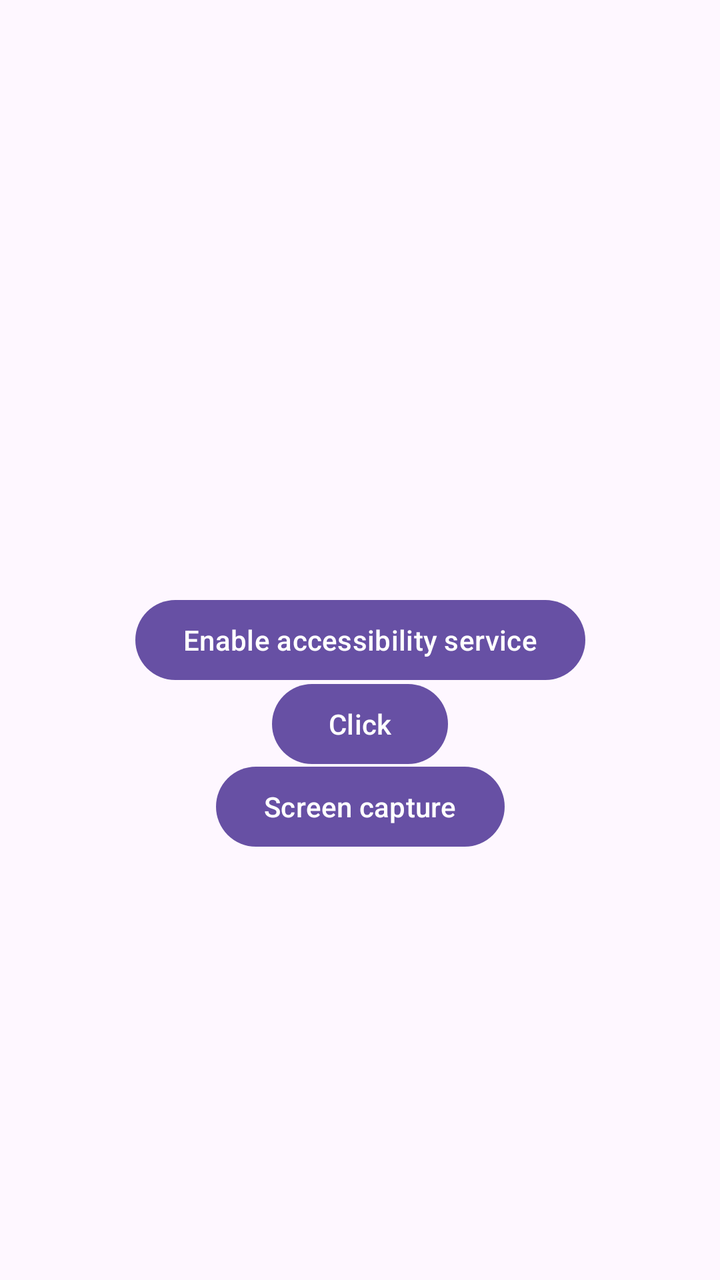
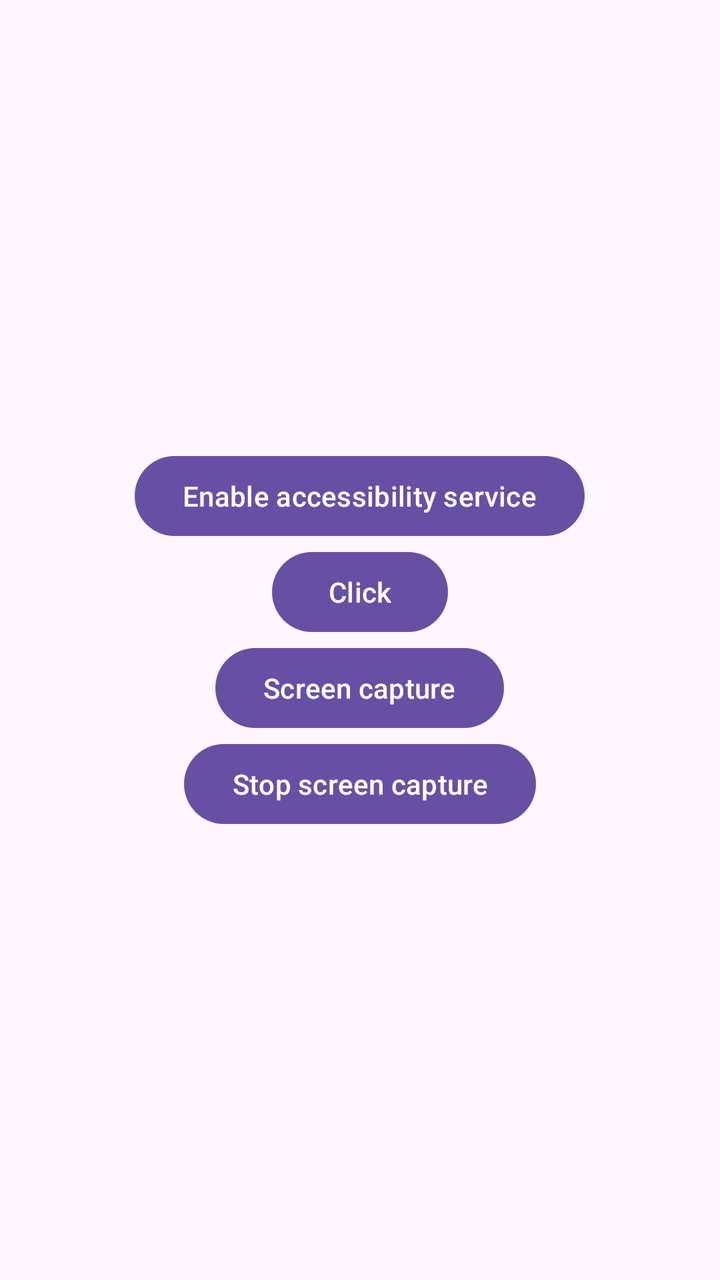

Two renders of the same Android screen: before a commit and after it. Below are the layout's source before the change and the commit's diff.
<!-- AndroidManifest.xml: application theme Theme.FischDroid -->
<!-- res/layout/activity_main.xml -->
<?xml version="1.0" encoding="utf-8"?>
<androidx.constraintlayout.widget.ConstraintLayout xmlns:android="http://schemas.android.com/apk/res/android"
    xmlns:app="http://schemas.android.com/apk/res-auto"
    xmlns:tools="http://schemas.android.com/tools"
    android:id="@+id/main"
    android:layout_width="match_parent"
    android:layout_height="match_parent"
    tools:context=".MainActivity">

    <Button
        android:id="@+id/btnEnable"
        android:layout_width="wrap_content"
        android:layout_height="wrap_content"
        android:text="Enable accessibility service"
        app:layout_constraintBottom_toBottomOf="parent"
        app:layout_constraintEnd_toEndOf="parent"
        app:layout_constraintHorizontal_bias="0.5"
        app:layout_constraintStart_toStartOf="parent"
        app:layout_constraintTop_toTopOf="parent"
        app:layout_constraintVertical_bias="0.5" />

    <Button
        android:id="@+id/btnClick"
        android:layout_width="wrap_content"
        android:layout_height="wrap_content"
        android:text="Click"
        app:layout_constraintBottom_toBottomOf="parent"
        app:layout_constraintEnd_toEndOf="parent"
        app:layout_constraintStart_toStartOf="parent"
        app:layout_constraintTop_toTopOf="parent"
        app:layout_constraintVertical_bias="0.571" />

    <Button
        android:id="@+id/btnCapture"
        android:layout_width="wrap_content"
        android:layout_height="wrap_content"
        android:text="Screen capture"
        app:layout_constraintBottom_toBottomOf="parent"
        app:layout_constraintEnd_toEndOf="parent"
        app:layout_constraintHorizontal_bias="0.501"
        app:layout_constraintStart_toStartOf="parent"
        app:layout_constraintTop_toTopOf="parent"
        app:layout_constraintVertical_bias="0.641" />

</androidx.constraintlayout.widget.ConstraintLayout>
<!-- resources referenced by this layout -->
<resources>
  <style name="Theme.FischDroid" parent="Base.Theme.FischDroid" />
  <style name="Base.Theme.FischDroid" parent="Theme.Material3.DayNight.NoActionBar">
          
          
      </style>
</resources>

<!-- the commit's change to res/layout/activity_main.xml (unified diff, before → after) -->
@@ -1,45 +1,40 @@
 <?xml version="1.0" encoding="utf-8"?>
 <androidx.constraintlayout.widget.ConstraintLayout xmlns:android="http://schemas.android.com/apk/res/android"
-    xmlns:app="http://schemas.android.com/apk/res-auto"
     xmlns:tools="http://schemas.android.com/tools"
     android:id="@+id/main"
     android:layout_width="match_parent"
     android:layout_height="match_parent"
     tools:context=".MainActivity">
 
-    <Button
-        android:id="@+id/btnEnable"
-        android:layout_width="wrap_content"
-        android:layout_height="wrap_content"
-        android:text="Enable accessibility service"
-        app:layout_constraintBottom_toBottomOf="parent"
-        app:layout_constraintEnd_toEndOf="parent"
-        app:layout_constraintHorizontal_bias="0.5"
-        app:layout_constraintStart_toStartOf="parent"
-        app:layout_constraintTop_toTopOf="parent"
-        app:layout_constraintVertical_bias="0.5" />
+    <LinearLayout
+        android:layout_width="match_parent"
+        android:layout_height="match_parent"
+        android:gravity="center"
+        android:orientation="vertical">
 
-    <Button
-        android:id="@+id/btnClick"
-        android:layout_width="wrap_content"
-        android:layout_height="wrap_content"
-        android:text="Click"
-        app:layout_constraintBottom_toBottomOf="parent"
-        app:layout_constraintEnd_toEndOf="parent"
-        app:layout_constraintStart_toStartOf="parent"
-        app:layout_constraintTop_toTopOf="parent"
-        app:layout_constraintVertical_bias="0.571" />
+        <Button
+            android:id="@+id/btnEnable"
+            android:layout_width="wrap_content"
+            android:layout_height="wrap_content"
+            android:text="@string/enable_accessibility_service" />
 
-    <Button
-        android:id="@+id/btnCapture"
-        android:layout_width="wrap_content"
-        android:layout_height="wrap_content"
-        android:text="Screen capture"
-        app:layout_constraintBottom_toBottomOf="parent"
-        app:layout_constraintEnd_toEndOf="parent"
-        app:layout_constraintHorizontal_bias="0.501"
-        app:layout_constraintStart_toStartOf="parent"
-        app:layout_constraintTop_toTopOf="parent"
-        app:layout_constraintVertical_bias="0.641" />
+        <Button
+            android:id="@+id/btnClick"
+            android:layout_width="wrap_content"
+            android:layout_height="wrap_content"
+            android:text="@string/test_click" />
+
+        <Button
+            android:id="@+id/btnCapture"
+            android:layout_width="wrap_content"
+            android:layout_height="wrap_content"
+            android:text="@string/start_screen_capture" />
+
+        <Button
+            android:id="@+id/btnStopCapture"
+            android:layout_width="wrap_content"
+            android:layout_height="wrap_content"
+            android:text="@string/stop_screen_capture" />
+    </LinearLayout>
 
 </androidx.constraintlayout.widget.ConstraintLayout>
<!-- resource entries referenced after the edit -->
@@ -1,5 +1,9 @@
 <!-- resources referenced by this layout -->
 <resources>
+  <string name="enable_accessibility_service">Enable accessibility service</string>
+  <string name="start_screen_capture">Screen capture</string>
+  <string name="stop_screen_capture">Stop screen capture</string>
+  <string name="test_click">Click</string>
   <style name="Theme.FischDroid" parent="Base.Theme.FischDroid" />
   <style name="Base.Theme.FischDroid" parent="Theme.Material3.DayNight.NoActionBar">
           
